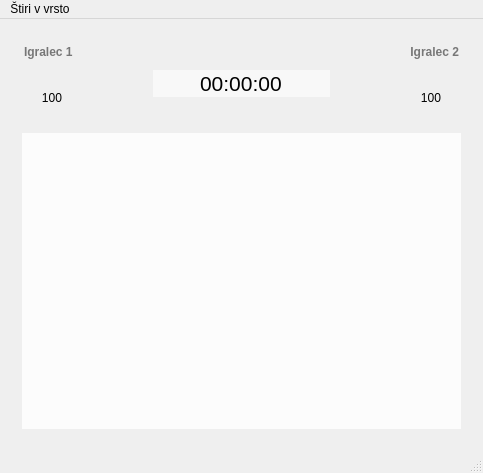
vladimirrujevic/rpoprojekt, file glavnookno.ui: the form before one commit.
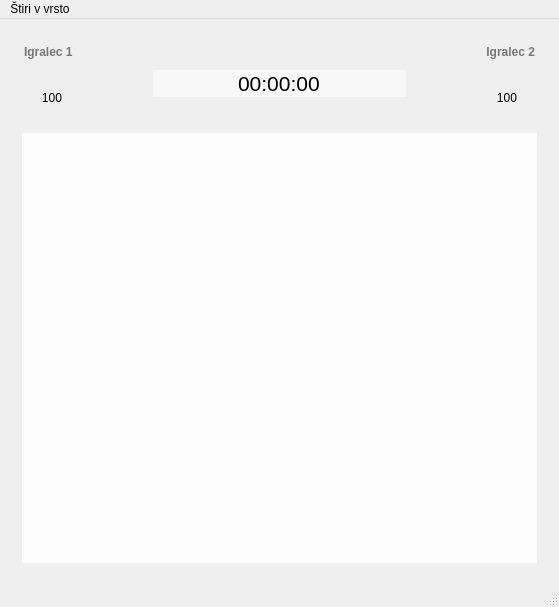
The form after the commit. Icons and pictures are not drawn.

```diff
--- a/glavnookno.ui
+++ b/glavnookno.ui
@@ -6,10 +6,16 @@
    <rect>
     <x>0</x>
     <y>0</y>
-    <width>483</width>
-    <height>473</height>
+    <width>559</width>
+    <height>607</height>
    </rect>
   </property>
+  <property name="minimumSize">
+   <size>
+    <width>334</width>
+    <height>427</height>
+   </size>
+  </property>
   <property name="acceptDrops">
    <bool>false</bool>
   </property>
@@ -166,6 +172,9 @@
              <property name="alignment">
               <set>Qt::AlignCenter</set>
              </property>
+             <property name="readOnly">
+              <bool>true</bool>
+             </property>
             </widget>
            </item>
            <item>
@@ -630,7 +639,7 @@
     <rect>
      <x>0</x>
      <y>0</y>
-     <width>483</width>
+     <width>559</width>
      <height>19</height>
     </rect>
    </property>
```
Left out of the diff: 8 changed lines with no effect on the pictures.
